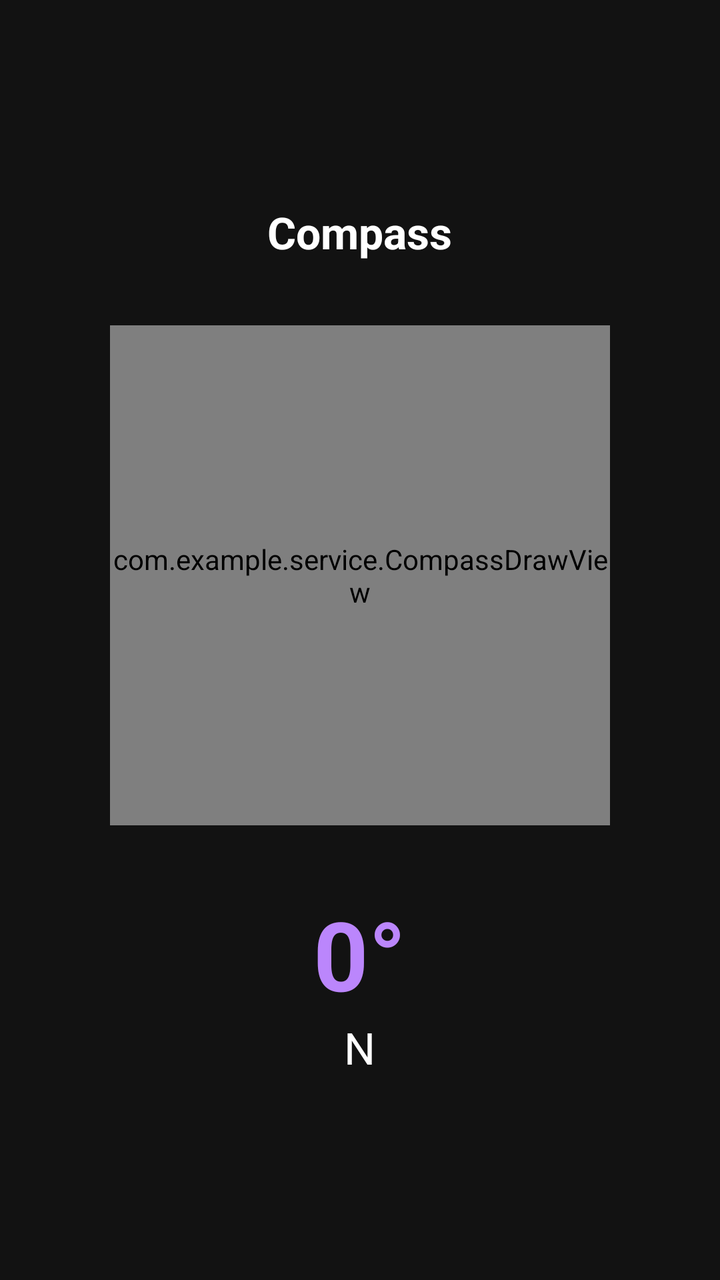
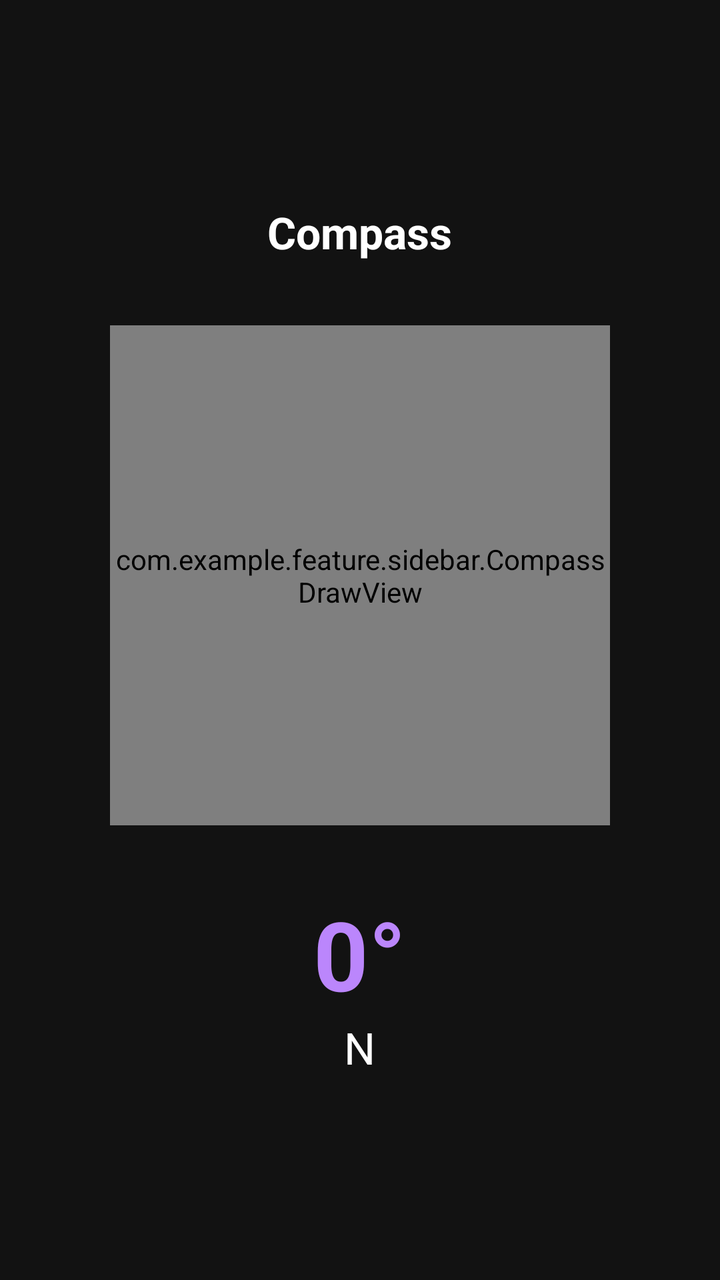

An Android layout rendered at two revisions. The XML below is the earlier revision; the diff shows what the commit changed to produce the second picture.
<!-- AndroidManifest.xml: application theme Theme.LiteReader -->
<!-- res/layout/page_compass.xml -->
<?xml version="1.0" encoding="utf-8"?>
<LinearLayout xmlns:android="http://schemas.android.com/apk/res/android"
    android:layout_width="match_parent"
    android:layout_height="match_parent"
    android:background="#121212"
    android:gravity="center"
    android:orientation="vertical"
    android:padding="16dp">

    <TextView
        android:layout_width="wrap_content"
        android:layout_height="wrap_content"
        android:text="Compass"
        android:textColor="#FFFFFF"
        android:textSize="22sp"
        android:textStyle="bold" />

    <com.example.service.CompassDrawView
        android:id="@+id/compass_view"
        android:layout_width="250dp"
        android:layout_height="250dp"
        android:layout_marginTop="32dp"
        android:layout_marginBottom="32dp" />

    <TextView
        android:id="@+id/tv_azimuth"
        android:layout_width="wrap_content"
        android:layout_height="wrap_content"
        android:text="0°"
        android:textColor="#BB86FC"
        android:textSize="48sp"
        android:textStyle="bold" />

    <TextView
        android:id="@+id/tv_direction"
        android:layout_width="wrap_content"
        android:layout_height="wrap_content"
        android:text="N"
        android:textColor="#FFFFFF"
        android:textSize="22sp" />

</LinearLayout>
<!-- resources referenced by this layout -->
<resources>
  <style name="Theme.LiteReader" parent="android:Theme.Material.Light.NoActionBar" />
</resources>

<!-- the commit's change to res/layout/page_compass.xml (unified diff, before → after) -->
@@ -15,7 +15,7 @@
         android:textSize="22sp"
         android:textStyle="bold" />
 
-    <com.example.service.CompassDrawView
+    <com.example.feature.sidebar.CompassDrawView
         android:id="@+id/compass_view"
         android:layout_width="250dp"
         android:layout_height="250dp"
